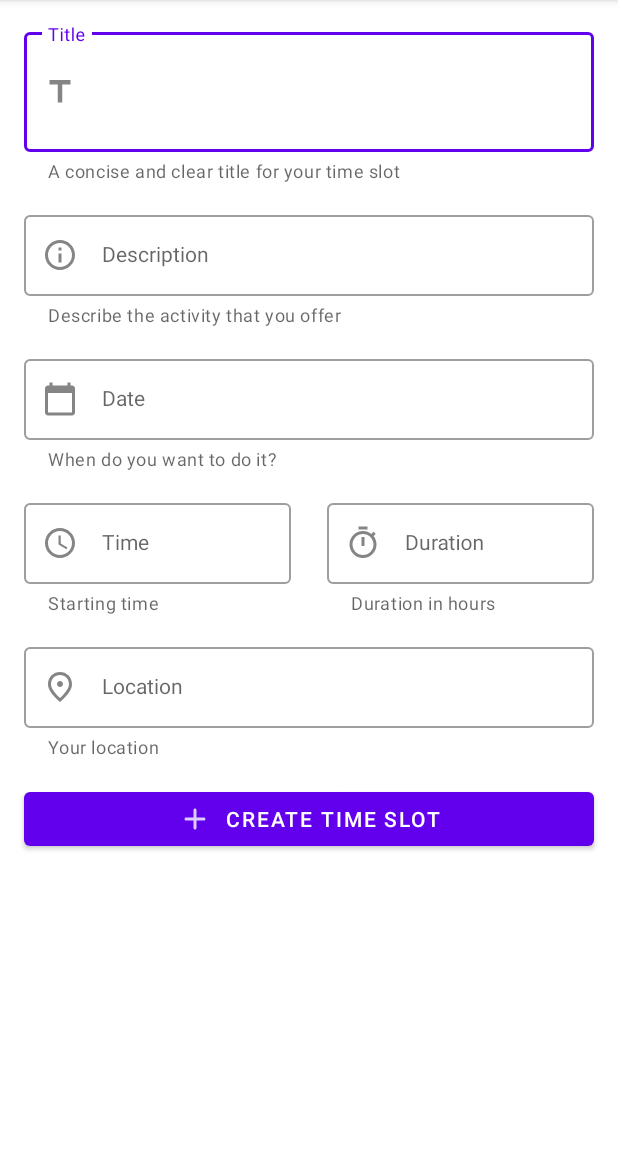
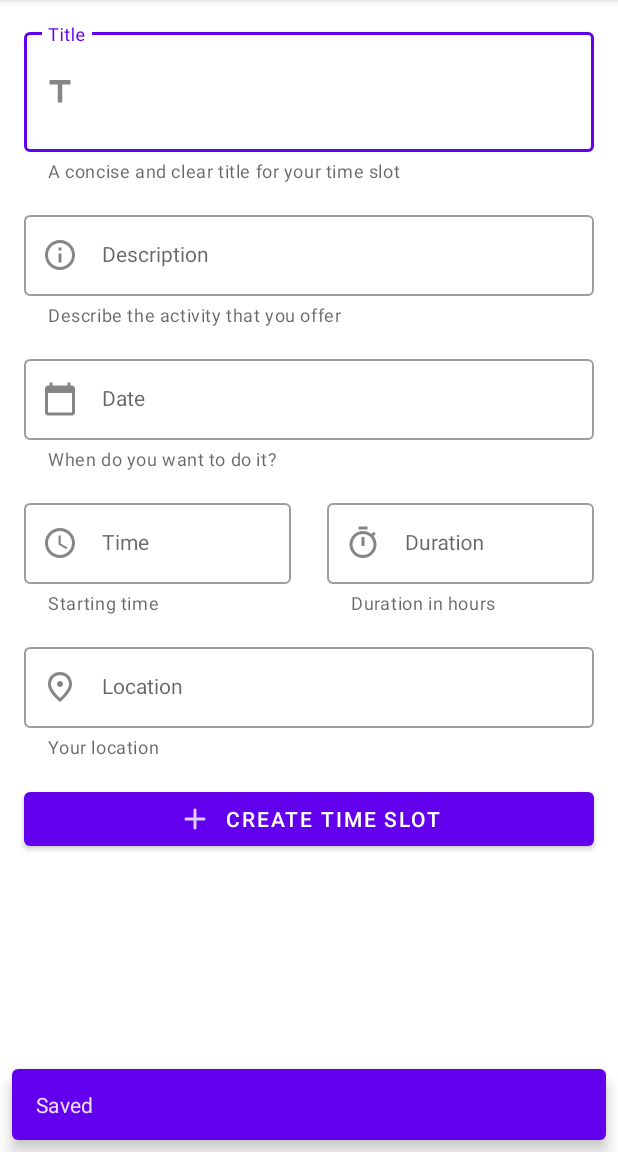
Before and after one commit to Banouie/G30Lab2MobileDev, an Android app: the fragment TimeSlotEditFragment shown on its own in the app's theme, after a tap on "CREATE TIME SLOT", on a phone screen of 412 x 824 dp, the part 84-1236 px from its top. Run offline under Robolectric (Android 15) with nearby library versions, the light colour scheme and no system bars; our stand-ins replace Firebase (no records; nobody signed in at launch, a user with empty details on screens opened directly), Room's generated code; 1 statement that could not run was skipped.

Commit message:
Now Snackbar after creation with errors of a timeSlot is red

```diff
--- a/app/src/main/java/com/g30lab3/app/timeSlotVM.kt
+++ b/app/src/main/java/com/g30lab3/app/timeSlotVM.kt
@@ -19,13 +19,13 @@ import kotlin.concurrent.thread
 
 class timeSlotVM(application: Application) : AndroidViewModel(application) {
 
+    val db = FirebaseFirestore.getInstance()
+
     //obtain timeSlot repository instance
     val repo = timeSlotRepository(application)
 
     // get a LiveData representation of all timeSlot in the DB to be observed from Views in application UI
     val all: LiveData<List<timeSlot>> = repo.getAll()
-
-    val db = FirebaseFirestore.getInstance()
 
     /*** FUNCTIONS TO INTERACT WITH DB FROM THE APPLICATION ***/
 
--- a/app/src/main/java/com/g30lab3/app/ui/timeSlotEdit/TimeSlotEditFragment.kt
+++ b/app/src/main/java/com/g30lab3/app/ui/timeSlotEdit/TimeSlotEditFragment.kt
@@ -32,6 +32,18 @@ import java.util.concurrent.TimeUnit
 
 
 class TimeSlotEditFragment : Fragment(R.layout.fragment_time_slot_edit) {
+
+    //function used to show a snackbar after creating a timeSlot
+    private fun createSnackBar(message: String, view: View, context: Context, goodNews: Boolean) {
+        Snackbar.make(view, message, Snackbar.LENGTH_SHORT)
+            .setBackgroundTint(
+                ContextCompat.getColor(
+                    context,
+                    if (goodNews) R.color.purple_500 else R.color.red
+                )
+            )
+            .show()
+    }
 
 
     lateinit var titleSelector: TextInputLayout
@@ -151,26 +163,28 @@ class TimeSlotEditFragment : Fragment(R.layout.fragment_time_slot_edit) {
         requireActivity().onBackPressedDispatcher.addCallback {
             vm.add(newTimeSlot)
                 .addOnSuccessListener {
-                    createSnackBar("Saved",view,requireContext())
+                    createSnackBar("Saved", view, requireContext(), true)
                     findNavController().navigate(R.id.action_nav_timeSlotEditFragment_to_nav_home)
                 }
                 .addOnFailureListener {
                     Log.d("FirebaseError", it.toString())
-                    createSnackBar("Something went wrong",view,requireContext())
+                    createSnackBar("Something went wrong", view, requireContext(), false)
                 }
         }
         // Manage the SAVE BUTTON pressed event doing the same stuff done in the back button pressed case
         saveTimeSlotButton.setOnClickListener {
-
+            vm.add(newTimeSlot)
+                .addOnSuccessListener {
+                    createSnackBar("Saved", view, requireContext(), true)
+                    findNavController().navigate(R.id.action_nav_timeSlotEditFragment_to_nav_home)
+                }
+                .addOnFailureListener {
+                    Log.d("FirebaseError", it.toString())
+                    createSnackBar("Something went wrong", view, requireContext(), false)
+                }
         }
 
 
     }
 
 }
-
-private fun createSnackBar(message:String, view:View, context:Context){
-    Snackbar.make(view, message, Snackbar.LENGTH_SHORT)
-        .setBackgroundTint(ContextCompat.getColor(context, R.color.purple_500))
-        .show()
-}
--- a/app/src/main/res/values/colors.xml
+++ b/app/src/main/res/values/colors.xml
@@ -7,4 +7,5 @@
     <color name="teal_700">#FF018786</color>
     <color name="black">#FF000000</color>
     <color name="white">#FFFFFFFF</color>
+    <color name="red">#D61E10</color>
 </resources>
```
